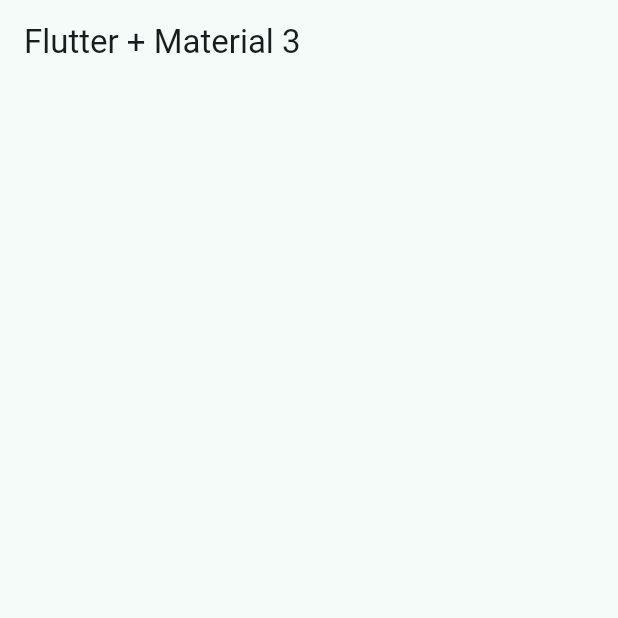
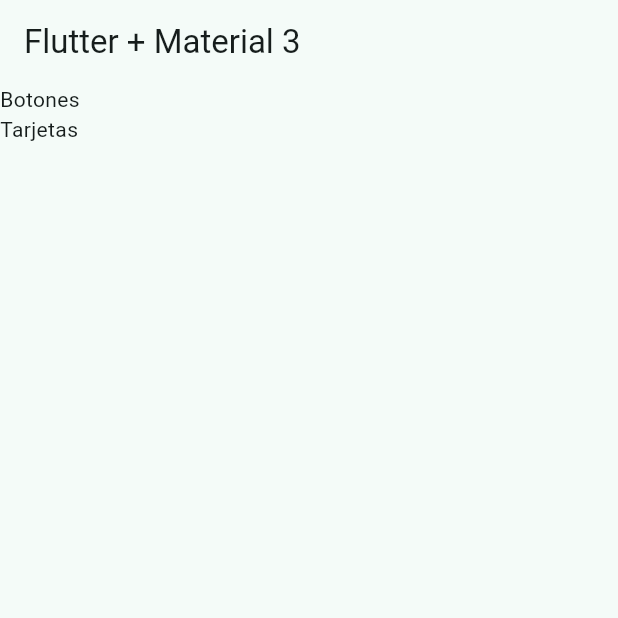
Before and after one commit to EyYiCi/dart_widgets_practice, a Flutter app: the screen it shows after launch, on a phone screen of 412 x 824 dp, the top half of it. Run offline on Flutter 3.47's test engine with Material 3 defaults, Android fonts, the phone set to English and light mode, and no system bars.

Commit message:
ej: ListView.builder

```diff
--- a/lib/presentation/screens/home/home_screen.dart
+++ b/lib/presentation/screens/home/home_screen.dart
@@ -1,6 +1,7 @@
 
 
 import 'package:flutter/material.dart';
+import 'package:widgets_app/config/menu/menu_items.dart';
 
 class HomeScreen extends StatelessWidget {
   const HomeScreen({super.key});
@@ -10,8 +11,22 @@ class HomeScreen extends StatelessWidget {
     return Scaffold(
       appBar: AppBar(
         title: const Text('Flutter + Material 3'),
-        centerTitle: false,
       ),
+      body:const _HomeView(),
     );
   }
 }
+
+class _HomeView extends StatelessWidget {
+  const _HomeView();
+
+  @override
+  Widget build(BuildContext context) {
+
+    return ListView.builder(
+      itemCount: appMenuItem.length,
+      itemBuilder:(context, index) => Text(appMenuItem[index].title),
+
+    );
+  }
+}
```
